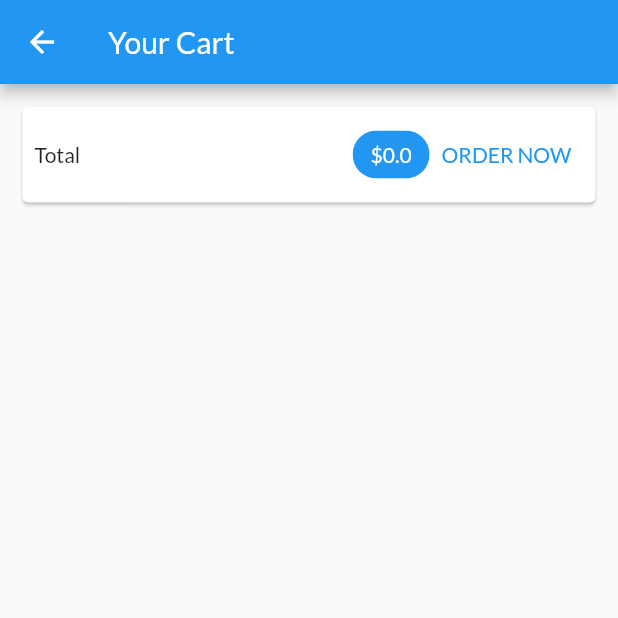
After one commit to yusuf-delvi/myshop_flutter, a Flutter app: the CartPage screen opened by its route, on a phone screen of 412 x 824 dp, the top half of it. The commit adds this screen. Run offline on Flutter 3.47's test engine with Material 2 defaults, Android fonts, the phone set to English and light mode, and no system bars; network calls fail.

Commit message:
cart page

```diff
--- a/lib/main.dart
+++ b/lib/main.dart
@@ -6,6 +6,7 @@ import './providers/cart.dart';
 
 import './pages/products_overview_page.dart';
 import './pages/product_detail_page.dart';
+import './pages/cart_page.dart';
 
 void main() {
   runApp(const MyApp());
@@ -30,6 +31,7 @@ class MyApp extends StatelessWidget {
         home: const ProductOverviewPage(),
         routes: {
           ProductDetailPage.routeName: (ctx) => const ProductDetailPage(),
+          CartPage.routeName: (ctx) => const CartPage(),
         },
       ),
     );
--- /dev/null
+++ b/lib/pages/cart_page.dart
@@ -0,0 +1,49 @@
+import 'package:flutter/material.dart';
+import 'package:provider/provider.dart';
+
+import '../providers/cart.dart';
+
+class CartPage extends StatelessWidget {
+  static const routeName = '/cart';
+
+  const CartPage({super.key});
+
+  @override
+  Widget build(BuildContext context) {
+    final cart = Provider.of<Cart>(context);
+
+    return Scaffold(
+      appBar: AppBar(
+        title: const Text('Your Cart'),
+      ),
+      body: Column(
+        children: [
+          Card(
+            margin: const EdgeInsets.all(15),
+            child: Padding(
+              padding: const EdgeInsets.all(8),
+              child: Row(
+                mainAxisAlignment: MainAxisAlignment.spaceBetween,
+                children: [
+                  const Text('Total'),
+                  const Spacer(),
+                  Chip(
+                    label: Text(
+                      '\$${cart.totalAmount.toString()}',
+                      style: const TextStyle(color: Colors.white),
+                    ),
+                    backgroundColor: Theme.of(context).primaryColor,
+                  ),
+                  TextButton(
+                    onPressed: () {},
+                    child: const Text('ORDER NOW'),
+                  )
+                ],
+              ),
+            ),
+          ),
+        ],
+      ),
+    );
+  }
+}
--- a/lib/pages/products_overview_page.dart
+++ b/lib/pages/products_overview_page.dart
@@ -4,6 +4,7 @@ import 'package:provider/provider.dart';
 import '../providers/products.dart';
 import '../providers/cart.dart';
 
+import './cart_page.dart';
 import '../widgets/product_item.dart';
 import '../widgets/badge.dart';
 
@@ -57,7 +58,9 @@ class _ProductOverviewPageState extends State<ProductOverviewPage> {
             ),
             child: IconButton(
               icon: const Icon(Icons.shopping_cart),
-              onPressed: () {},
+              onPressed: () {
+                Navigator.of(context).pushNamed(CartPage.routeName);
+              },
             ),
           )
         ],
--- a/lib/providers/cart.dart
+++ b/lib/providers/cart.dart
@@ -23,6 +23,16 @@ class Cart with ChangeNotifier {
 
   int get itemCount {
     return _items.length;
+  }
+
+  double get totalAmount {
+    var total = 0.0;
+
+    _items.forEach((key, cartItem) {
+      total += cartItem.price * cartItem.quantity;
+    });
+
+    return total;
   }
 
   void addItem(
```
